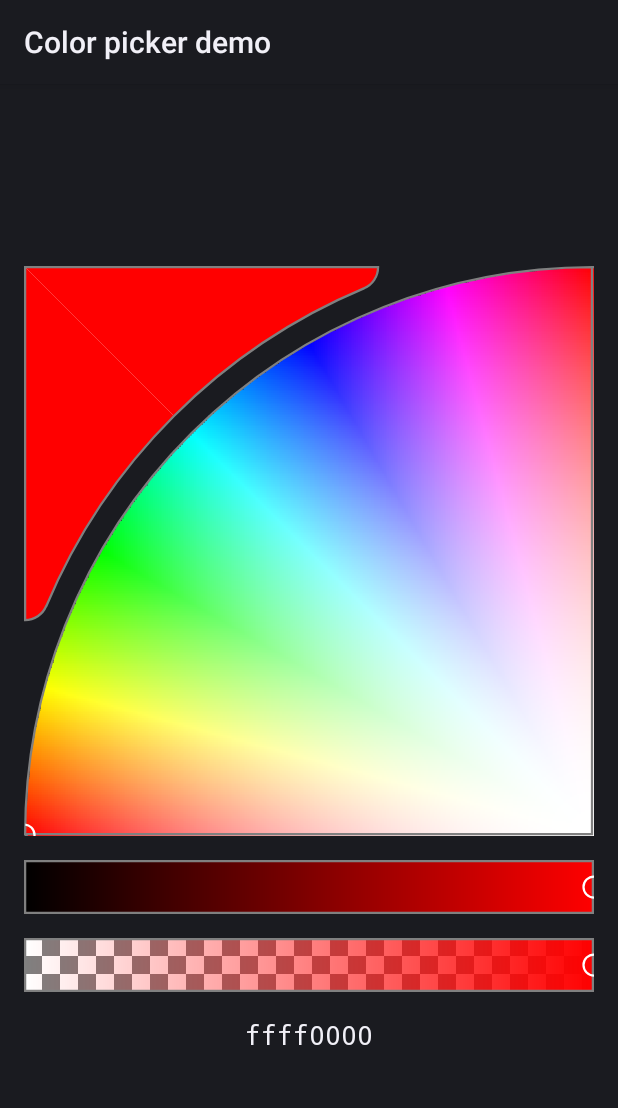
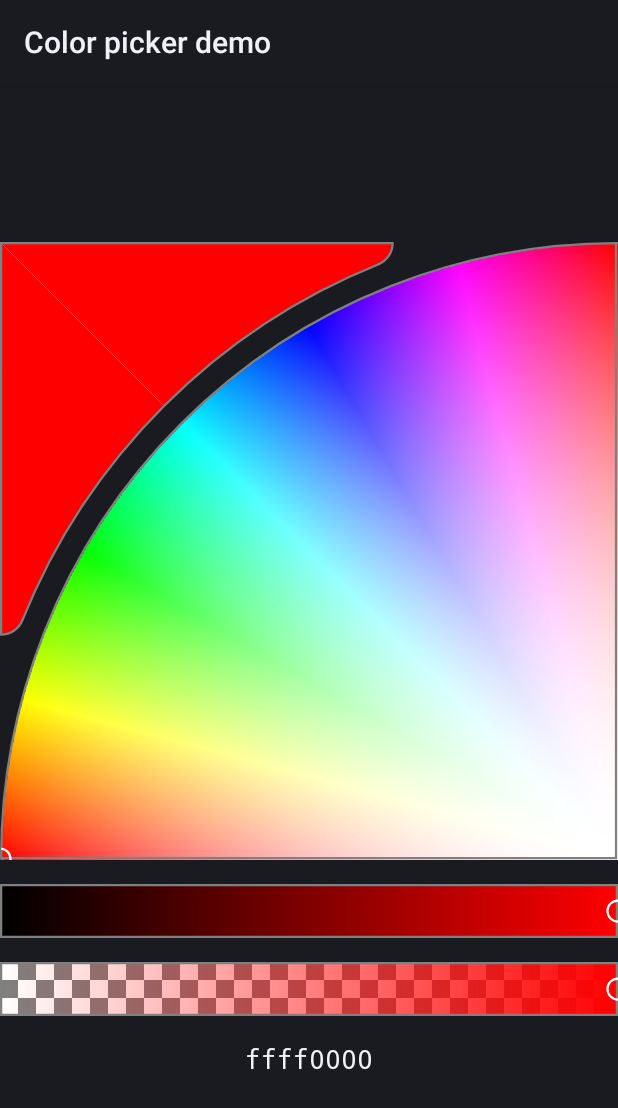
Before and after one commit to martin-stone/hsv-alpha-color-picker-android, an Android app: the ViewDemoActivity screen opened directly, with no data from a screen before it, on a phone screen of 412 x 824 dp. Shown: the top 1108 px of the screen. Run offline under Robolectric (Android 15) with nearby library versions, the phone set to English and light mode, and no system bars.

Commit message:
Remove padding of color picker layout.

```diff
--- a/colorpicker/src/main/res/layout-land/picker.xml
+++ b/colorpicker/src/main/res/layout-land/picker.xml
@@ -21,7 +21,6 @@
     android:layout_width="wrap_content"
     android:layout_height="wrap_content"
     android:orientation="horizontal"
-    android:padding="@dimen/margin"
     android:layout_gravity="center"
     >
 
--- a/colorpicker/src/main/res/layout/picker.xml
+++ b/colorpicker/src/main/res/layout/picker.xml
@@ -21,7 +21,6 @@
     android:layout_width="wrap_content"
     android:layout_height="wrap_content"
     android:orientation="vertical"
-    android:padding="@dimen/margin"
     android:layout_gravity="center"
     >
 
```
